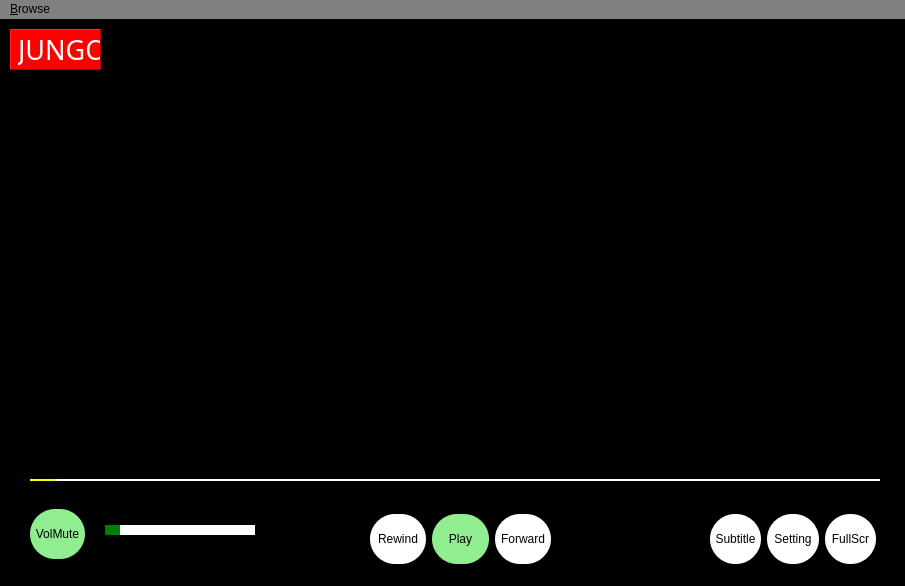
Old version of the form mainwindow.ui in the repository kamvegwij/Qt-Video-Player.
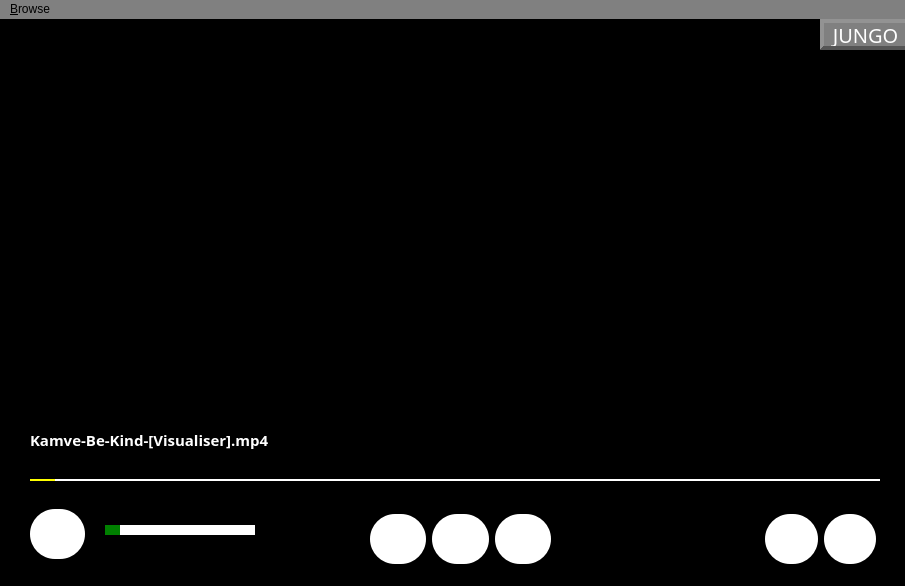
New version of the form.

```diff
--- a/mainwindow.ui
+++ b/mainwindow.ui
@@ -73,7 +73,7 @@
 }		</string>
        </property>
        <property name="text">
-        <string>Rewind</string>
+        <string/>
        </property>
       </widget>
      </item>
@@ -84,7 +84,7 @@
 	height: 50px;
 	width: 50px;
 	border-radius: 25px;
-	background-color: lightgreen;
+	background-color: white;
 }
 
 QPushButton:hover{
@@ -95,7 +95,7 @@
 }		</string>
        </property>
        <property name="text">
-        <string>Play</string>
+        <string/>
        </property>
       </widget>
      </item>
@@ -117,7 +117,7 @@
 }		</string>
        </property>
        <property name="text">
-        <string>Forward</string>
+        <string/>
        </property>
       </widget>
      </item>
@@ -126,35 +126,13 @@
    <widget class="QWidget" name="horizontalLayoutWidget_2">
     <property name="geometry">
      <rect>
-      <x>710</x>
+      <x>765</x>
       <y>490</y>
-      <width>166</width>
+      <width>111</width>
       <height>61</height>
      </rect>
     </property>
     <layout class="QHBoxLayout" name="video_tools_container">
-     <item>
-      <widget class="QPushButton" name="settings_button_2">
-       <property name="styleSheet">
-        <string notr="true">QPushButton{
-	height: 50px;
-	width: 50px;
-	border-radius: 25px;
-	background-color: white;
-}
-
-QPushButton:hover{
-	height: 50px;
-	width: 50px;
-	border-radius: 25px;
-	background-color: grey;
-}		</string>
-       </property>
-       <property name="text">
-        <string>Subtitle</string>
-       </property>
-      </widget>
-     </item>
      <item>
       <widget class="QPushButton" name="settings_button">
        <property name="styleSheet">
@@ -173,12 +151,15 @@
 }		</string>
        </property>
        <property name="text">
-        <string>Setting</string>
+        <string/>
        </property>
       </widget>
      </item>
      <item>
       <widget class="QPushButton" name="fullscreen_button">
+       <property name="autoFillBackground">
+        <bool>false</bool>
+       </property>
        <property name="styleSheet">
         <string notr="true">QPushButton{
 	height: 50px;
@@ -195,7 +176,10 @@
 }		</string>
        </property>
        <property name="text">
-        <string>FullScr</string>
+        <string/>
+       </property>
+       <property name="flat">
+        <bool>false</bool>
        </property>
       </widget>
      </item>
@@ -215,7 +199,7 @@
 	height: 50px;
 	width: 50px;
 	border-radius: 25px;
-	background-color: lightgreen;
+	background-color: white;
 }
 
 QPushButton:hover{
@@ -226,7 +210,7 @@
 }		</string>
     </property>
     <property name="text">
-     <string>VolMute</string>
+     <string/>
     </property>
    </widget>
    <widget class="QSlider" name="volume_slider">
@@ -257,22 +241,22 @@
    <widget class="QLabel" name="jungo_label">
     <property name="geometry">
      <rect>
-      <x>10</x>
-      <y>10</y>
+      <x>820</x>
+      <y>0</y>
       <width>91</width>
-      <height>41</height>
+      <height>31</height>
      </rect>
     </property>
     <property name="font">
      <font>
       <family>Bahnschrift Condensed</family>
-      <pointsize>20</pointsize>
+      <pointsize>15</pointsize>
       <bold>false</bold>
      </font>
     </property>
     <property name="styleSheet">
      <string notr="true">color: white;
-background-color: red;
+background-color: grey;
 </string>
     </property>
     <property name="frameShape">
@@ -281,8 +265,43 @@
     <property name="frameShadow">
      <enum>QFrame::Raised</enum>
     </property>
+    <property name="lineWidth">
+     <number>4</number>
+    </property>
+    <property name="midLineWidth">
+     <number>6</number>
+    </property>
     <property name="text">
      <string>JUNGO</string>
+    </property>
+    <property name="alignment">
+     <set>Qt::AlignCenter</set>
+    </property>
+    <property name="wordWrap">
+     <bool>false</bool>
+    </property>
+   </widget>
+   <widget class="QLabel" name="video_title_label">
+    <property name="geometry">
+     <rect>
+      <x>30</x>
+      <y>410</y>
+      <width>851</width>
+      <height>21</height>
+     </rect>
+    </property>
+    <property name="font">
+     <font>
+      <family>Bahnschrift Light</family>
+      <pointsize>11</pointsize>
+      <bold>true</bold>
+     </font>
+    </property>
+    <property name="styleSheet">
+     <string notr="true">color: white;</string>
+    </property>
+    <property name="text">
+     <string>Kamve-Be-Kind-[Visualiser].mp4</string>
     </property>
    </widget>
   </widget>
```
Left out of the diff: 2 changed lines with no effect on the pictures.
